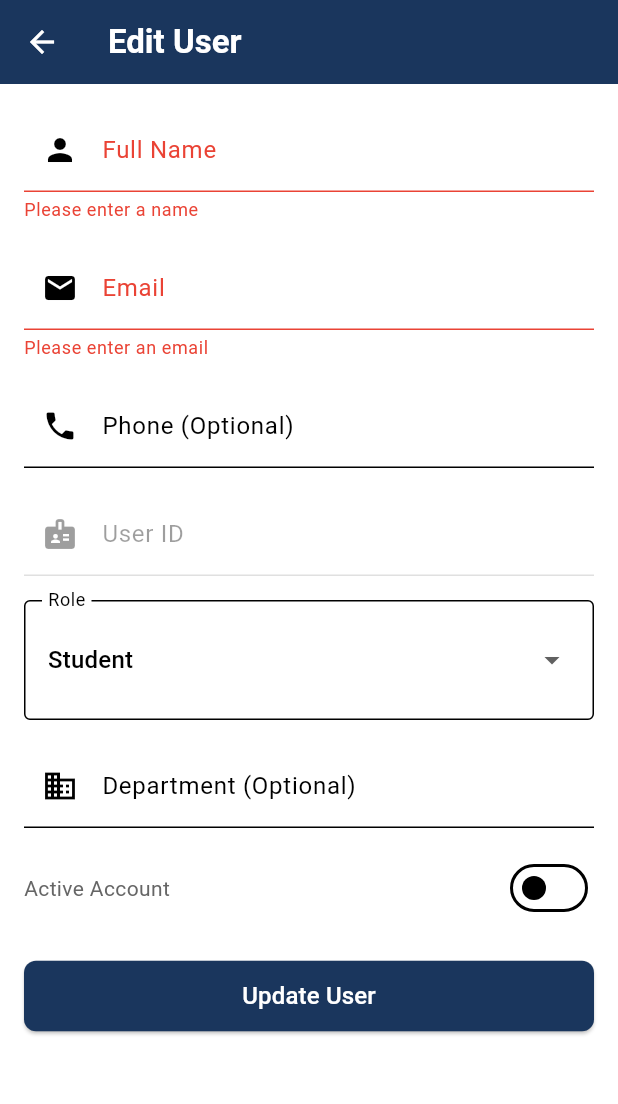
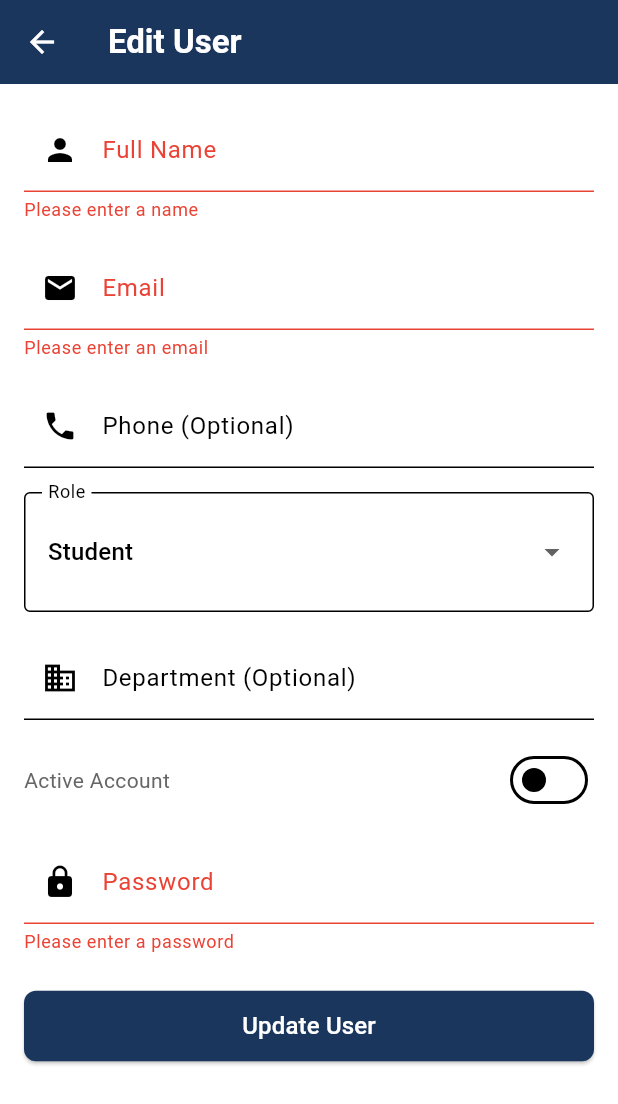
Before and after one commit to Abdull0h3/LibriUni-Mobile-Application--College, a Flutter app: the AddUserScreen screen opened by its route, after a tap on "Update User", on a phone screen of 412 x 824 dp. Shown: the top 1104 px of the screen. Run offline on Flutter 3.47's test engine with Material 3 defaults, Android fonts, the phone set to English and light mode, and no system bars; our stand-ins replace cloud_firestore, firebase_auth, firebase_core, firebase_storage, fl_chart, go_router and 1 more; missing offline and left inert: mobile_scanner; accounts and stored records are empty.

Commit message:
update admin part
fix added user

```diff
--- a/s1/lib/models/user.dart
+++ b/s1/lib/models/user.dart
@@ -44,12 +44,13 @@ class User {
   final bool isActive;
   final String? photoUrl;
   final String? phoneNumber;
+  final String? userID;
 
   // Additional fields needed by our screens
   final String? profilePictureUrl;
+  final String? studentId;
   final String? department;
   final String? phone;
-  final String? userID;
 
   User({
     required this.id,
@@ -59,10 +60,11 @@ class User {
     required this.isActive,
     this.photoUrl,
     this.phoneNumber,
+    this.userID,
     this.profilePictureUrl,
+    this.studentId,
     this.department,
     this.phone,
-    this.userID,
   });
 
   /// Create a User from a Firestore document
@@ -76,10 +78,11 @@ class User {
       isActive: data['isActive'] ?? true,
       photoUrl: data['photoUrl'],
       phoneNumber: data['phoneNumber'],
+      userID: data['userID'],
       profilePictureUrl: data['profilePictureUrl'] ?? data['photoUrl'],
+      studentId: data['studentId'],
       department: data['department'],
       phone: data['phone'] ?? data['phoneNumber'],
-      userID: data['userID'],
     );
   }
 
@@ -92,10 +95,11 @@ class User {
       'isActive': isActive,
       'photoUrl': photoUrl,
       'phoneNumber': phoneNumber,
+      'userID': userID,
       'profilePictureUrl': profilePictureUrl,
+      'studentId': studentId,
       'department': department,
       'phone': phone,
-      'userID': userID,
     };
   }
 
@@ -108,10 +112,11 @@ class User {
     bool? isActive,
     String? photoUrl,
     String? phoneNumber,
+    String? userID,
     String? profilePictureUrl,
+    String? studentId,
     String? department,
     String? phone,
-    String? userID,
   }) {
     return User(
       id: id ?? this.id,
@@ -121,10 +126,11 @@ class User {
       isActive: isActive ?? this.isActive,
       photoUrl: photoUrl ?? this.photoUrl,
       phoneNumber: phoneNumber ?? this.phoneNumber,
+      userID: userID ?? this.userID,
       profilePictureUrl: profilePictureUrl ?? this.profilePictureUrl,
+      studentId: studentId ?? this.studentId,
       department: department ?? this.department,
       phone: phone ?? this.phone,
-      userID: userID ?? this.userID,
     );
   }
 }
--- a/s1/lib/screens/admin/add_user_screen.dart
+++ b/s1/lib/screens/admin/add_user_screen.dart
@@ -18,8 +18,8 @@ class _AddUserScreenState extends State<AddUserScreen> {
   final TextEditingController _nameController = TextEditingController();
   final TextEditingController _emailController = TextEditingController();
   final TextEditingController _phoneController = TextEditingController();
-  final TextEditingController _userIDController = TextEditingController();
   final TextEditingController _departmentController = TextEditingController();
+  final TextEditingController _passwordController = TextEditingController();
   UserRole _selectedRole = UserRole.student;
   bool _isActive = true;
   bool _isLoading = false;
@@ -53,7 +53,6 @@ class _AddUserScreenState extends State<AddUserScreen> {
       _nameController.text = _user!.name;
       _emailController.text = _user!.email;
       _phoneController.text = _user!.phone ?? '';
-      _userIDController.text = _user!.userID ?? '';
       _departmentController.text = _user!.department ?? '';
       _selectedRole = _user!.role;
       _isActive = _user!.isActive;
@@ -65,8 +64,8 @@ class _AddUserScreenState extends State<AddUserScreen> {
     _nameController.dispose();
     _emailController.dispose();
     _phoneController.dispose();
-    _userIDController.dispose();
     _departmentController.dispose();
+    _passwordController.dispose();
     super.dispose();
   }
 
@@ -78,13 +77,7 @@ class _AddUserScreenState extends State<AddUserScreen> {
 
       final userProvider = Provider.of<UserProvider>(context, listen: false);
 
-      String userID = _user?.userID ?? '';
-      if (_user == null) {
-        // Only generate a new userID for new users
-        userID = await userProvider.getNextUserID(_selectedRole);
-      }
-      _userIDController.text = userID;
-
+      try {
         final user = User(
           id: _user?.id ?? '', // Empty for new users, will be set by Firestore
           name: _nameController.text.trim(),
@@ -99,40 +92,58 @@ class _AddUserScreenState extends State<AddUserScreen> {
               _departmentController.text.trim().isEmpty
                   ? null
                   : _departmentController.text.trim(),
-        userID: _userIDController.text.trim(),
         );
-
+        final password = _passwordController.text.trim();
         bool success;
         if (_user == null) {
           // Add new user
-        success = await userProvider.addUser(user);
+          final result = await userProvider.addUser(user, password: password);
+          success = result.success;
+          if (success && mounted) {
+            ScaffoldMessenger.of(context).showSnackBar(
+              const SnackBar(content: Text('User added successfully.')),
+            );
+            context.pop();
+          }
         } else {
           // Update existing user
           success = await userProvider.updateUser(user);
+          if (success && mounted) {
+            ScaffoldMessenger.of(context).showSnackBar(
+              const SnackBar(content: Text('User updated successfully')),
+            );
+            context.pop();
+          }
         }
 
-      setState(() {
-        _isLoading = false;
-      });
-
-      if (success && mounted) {
-        ScaffoldMessenger.of(context).showSnackBar(
-          SnackBar(
-            content: Text(
-              '${_user == null ? 'User added' : 'User updated'} successfully',
-            ),
-          ),
-        );
-        context.pop();
-      } else if (mounted) {
+        if (!success && mounted) {
           ScaffoldMessenger.of(context).showSnackBar(
             SnackBar(
               content: Text(
                 userProvider.error ??
                     'Failed to ${_user == null ? 'add' : 'update'} user',
               ),
+              backgroundColor: Colors.red,
+              duration: const Duration(seconds: 5),
             ),
           );
+        }
+      } catch (e) {
+        if (mounted) {
+          ScaffoldMessenger.of(context).showSnackBar(
+            SnackBar(
+              content: Text('An error occurred: ${e.toString()}'),
+              backgroundColor: Colors.red,
+              duration: const Duration(seconds: 5),
+            ),
+          );
+        }
+      } finally {
+        if (mounted) {
+          setState(() {
+            _isLoading = false;
+          });
+        }
       }
     }
   }
@@ -144,10 +155,12 @@ class _AddUserScreenState extends State<AddUserScreen> {
         title: Text(_user == null ? 'Add New User' : 'Edit User'),
         leading: IconButton(
           icon: const Icon(Icons.arrow_back),
-          onPressed: () => context.pop(),
+          onPressed: _isLoading ? null : () => context.pop(),
         ),
       ),
-      body: SingleChildScrollView(
+      body: Stack(
+        children: [
+          SingleChildScrollView(
             padding: const EdgeInsets.all(16.0),
             child: Form(
               key: _formKey,
@@ -157,6 +170,7 @@ class _AddUserScreenState extends State<AddUserScreen> {
                   // Name
                   TextFormField(
                     controller: _nameController,
+                    enabled: !_isLoading,
                     decoration: const InputDecoration(
                       labelText: 'Full Name',
                       hintText: 'Enter full name',
@@ -173,6 +187,7 @@ class _AddUserScreenState extends State<AddUserScreen> {
                   // Email
                   TextFormField(
                     controller: _emailController,
+                    enabled: !_isLoading,
                     keyboardType: TextInputType.emailAddress,
                     decoration: const InputDecoration(
                       labelText: 'Email',
@@ -193,21 +208,12 @@ class _AddUserScreenState extends State<AddUserScreen> {
                   // Phone
                   TextFormField(
                     controller: _phoneController,
+                    enabled: !_isLoading,
                     keyboardType: TextInputType.phone,
                     decoration: const InputDecoration(
                       labelText: 'Phone (Optional)',
                       hintText: 'Enter phone number',
                       prefixIcon: Icon(Icons.phone),
-                ),
-              ),
-              const SizedBox(height: 16),
-              // User ID (shown for all roles)
-              TextFormField(
-                controller: _userIDController,
-                enabled: false,
-                decoration: const InputDecoration(
-                  labelText: 'User ID',
-                  prefixIcon: Icon(Icons.badge),
                     ),
                   ),
                   const SizedBox(height: 16),
@@ -220,7 +226,11 @@ class _AddUserScreenState extends State<AddUserScreen> {
                     child: DropdownButtonHideUnderline(
                       child: DropdownButton<UserRole>(
                         value: _selectedRole,
-                    onChanged: (UserRole? newValue) {
+                        isExpanded: true,
+                        onChanged:
+                            _isLoading
+                                ? null
+                                : (UserRole? newValue) {
                                   if (newValue != null) {
                                     setState(() {
                                       _selectedRole = newValue;
@@ -241,6 +251,7 @@ class _AddUserScreenState extends State<AddUserScreen> {
                   // Department
                   TextFormField(
                     controller: _departmentController,
+                    enabled: !_isLoading,
                     decoration: const InputDecoration(
                       labelText: 'Department (Optional)',
                       hintText: 'Enter department',
@@ -255,7 +266,10 @@ class _AddUserScreenState extends State<AddUserScreen> {
                       const Spacer(),
                       Switch(
                         value: _isActive,
-                    onChanged: (value) {
+                        onChanged:
+                            _isLoading
+                                ? null
+                                : (value) {
                                   setState(() {
                                     _isActive = value;
                                   });
@@ -263,6 +277,27 @@ class _AddUserScreenState extends State<AddUserScreen> {
                         activeColor: AppColors.primary,
                       ),
                     ],
+                  ),
+                  const SizedBox(height: 16),
+                  // Password
+                  TextFormField(
+                    controller: _passwordController,
+                    enabled: !_isLoading,
+                    obscureText: true,
+                    decoration: const InputDecoration(
+                      labelText: 'Password',
+                      hintText: 'Enter password',
+                      prefixIcon: Icon(Icons.lock),
+                    ),
+                    validator: (value) {
+                      if (value == null || value.isEmpty) {
+                        return 'Please enter a password';
+                      }
+                      if (value.length < 6) {
+                        return 'Password must be at least 6 characters';
+                      }
+                      return null;
+                    },
                   ),
                   const SizedBox(height: 24),
                   // Submit button
@@ -273,7 +308,11 @@ class _AddUserScreenState extends State<AddUserScreen> {
                     ),
                     child:
                         _isLoading
-                        ? const CircularProgressIndicator()
+                            ? const SizedBox(
+                              height: 20,
+                              width: 20,
+                              child: CircularProgressIndicator(strokeWidth: 2),
+                            )
                             : Text(
                               _user == null ? 'Add User' : 'Update User',
                               style: const TextStyle(fontSize: 16),
@@ -283,6 +322,13 @@ class _AddUserScreenState extends State<AddUserScreen> {
               ),
             ),
           ),
+          if (_isLoading)
+            Container(
+              color: Colors.black.withOpacity(0.1),
+              child: const Center(child: CircularProgressIndicator()),
+            ),
+        ],
+      ),
     );
   }
 }
```
Also changed, not shown: s1/lib/providers/user_provider.dart (+67 -17 lines). Lines whose indentation alone changed are shown as unchanged.
